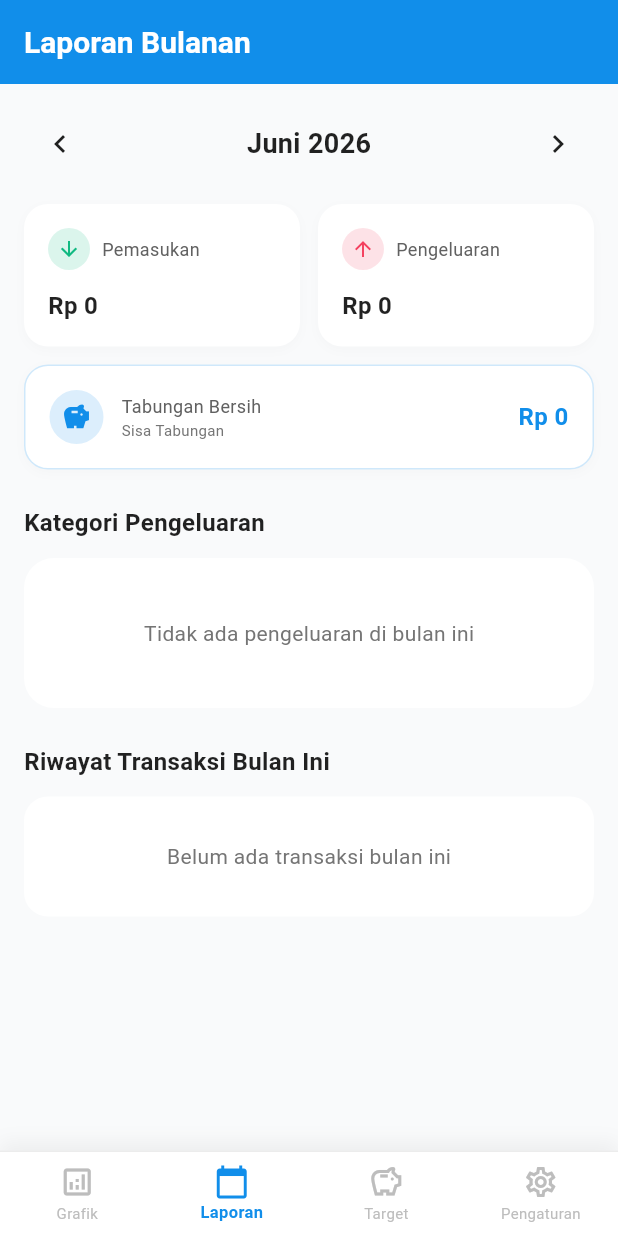
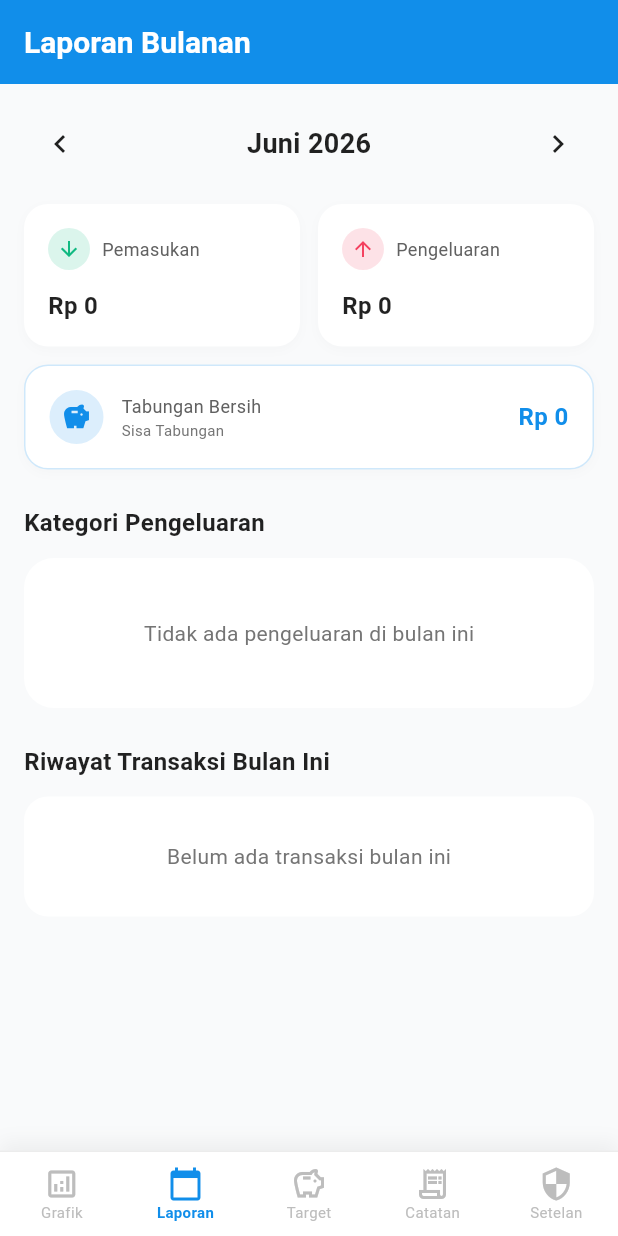
Before and after one commit to MNailul/financial_app, a Flutter app: the screen it shows after launch, item 2 of the bottom bar chosen, after a tap on the "chevron right" icon, on a phone screen of 412 x 824 dp. Run offline on Flutter 3.47's test engine with Material 3 defaults, Android fonts, the phone set to English and light mode, and no system bars; our stand-ins replace fl_chart, shared_preferences, sqflite, sqflite_common_ffi, sqflite_common_ffi_web; accounts and stored records are empty.

Commit message:
add transaction records and security settings

```diff
--- a/lib/services/database_helper.dart
+++ b/lib/services/database_helper.dart
@@ -22,16 +22,12 @@ class DatabaseHelper {
   final dbPath = await getDatabasesPath();
   final path = join(dbPath, filePath);
 
-    // Reset database to remove mock data
-    await deleteDatabase(path);
-
   final db = await openDatabase(
     path,
     version: 1,
     onCreate: _createDB,
   );
 
-    // Validate table existence
   await _checkAndRecreateTables(db);
 
   return db;
--- a/lib/views/main_navigation_hub.dart
+++ b/lib/views/main_navigation_hub.dart
@@ -3,6 +3,7 @@ import 'dashboard_page.dart';
 import 'monthly_report_page.dart';
 import 'saving_goals_page.dart';
 import 'settings_page.dart';
+import 'transaction_records_page.dart';
 import '../services/preference_service.dart';
 
 class MainNavigationHub extends StatefulWidget {
@@ -21,6 +22,8 @@ class _MainNavigationHubState extends State<MainNavigationHub> {
   final GlobalKey<DashboardPageState> _dashboardKey = GlobalKey();
   final GlobalKey<MonthlyReportPageState> _reportKey = GlobalKey();
   final GlobalKey<SavingGoalsPageState> _goalsKey = GlobalKey();
+  final GlobalKey<TransactionRecordsPageState> _recordsKey = GlobalKey();
+
   late final List<Widget> _pages;
 
   @override
@@ -31,6 +34,7 @@ class _MainNavigationHubState extends State<MainNavigationHub> {
       DashboardPage(key: _dashboardKey, onDataChanged: _syncState),
       MonthlyReportPage(key: _reportKey, onDataChanged: _syncState),
       SavingGoalsPage(key: _goalsKey, onDataChanged: _syncState),
+      TransactionRecordsPage(key: _recordsKey, onDataChanged: _syncState),
       SettingsPage(onSettingsChanged: _syncState),
     ];
   }
@@ -47,6 +51,7 @@ class _MainNavigationHubState extends State<MainNavigationHub> {
     _dashboardKey.currentState?.reload();
     _reportKey.currentState?.reload();
     _goalsKey.currentState?.reload();
+    _recordsKey.currentState?.reload();
     setState(() {});
   }
 
@@ -76,7 +81,7 @@ class _MainNavigationHubState extends State<MainNavigationHub> {
         });
         ScaffoldMessenger.of(context).showSnackBar(
           const SnackBar(
-            content: Text('PIN Salah! Silakan coba lagi.'),
+            content: Text('PIN salah. Silakan coba lagi.'),
             backgroundColor: Colors.redAccent,
             duration: Duration(seconds: 1),
           ),
@@ -114,7 +119,6 @@ class _MainNavigationHubState extends State<MainNavigationHub> {
                 style: TextStyle(color: Colors.grey[600], fontSize: 13),
               ),
               const SizedBox(height: 36),
-              // Dots representing entered pin
               Row(
                 mainAxisAlignment: MainAxisAlignment.center,
                 children: List.generate(4, (index) {
@@ -132,7 +136,6 @@ class _MainNavigationHubState extends State<MainNavigationHub> {
                 }),
               ),
               const SizedBox(height: 48),
-              // Numpad Keypad
               Expanded(
                 child: Padding(
                   padding: const EdgeInsets.symmetric(horizontal: 48.0),
@@ -147,15 +150,14 @@ class _MainNavigationHubState extends State<MainNavigationHub> {
                     itemCount: 12,
                     itemBuilder: (context, index) {
                       if (index == 9) {
-                        // Empty space or clear
                         return const SizedBox();
                       }
+
                       if (index == 10) {
-                        // Digit '0'
                         return _buildNumButton('0');
                       }
+
                       if (index == 11) {
-                        // Delete Button
                         return InkWell(
                           onTap: _handlePinDelete,
                           borderRadius: BorderRadius.circular(50),
@@ -168,7 +170,6 @@ class _MainNavigationHubState extends State<MainNavigationHub> {
                         );
                       }
 
-                      // Digits 1-9
                       final digit = (index + 1).toString();
                       return _buildNumButton(digit);
                     },
@@ -181,13 +182,12 @@ class _MainNavigationHubState extends State<MainNavigationHub> {
       );
     }
 
-    final pages = _pages;
-
     final pageTitles = [
       'Dashboard Grafik',
       'Laporan Bulanan',
       'Target Tabungan',
-      'Pengaturan & Preferensi'
+      'Catatan Transaksi',
+      'Keamanan & Setelan',
     ];
 
     return Scaffold(
@@ -212,7 +212,7 @@ class _MainNavigationHubState extends State<MainNavigationHub> {
       ),
       body: IndexedStack(
         index: _currentIndex,
-        children: pages,
+        children: _pages,
       ),
       bottomNavigationBar: Container(
         decoration: BoxDecoration(
@@ -225,8 +225,8 @@ class _MainNavigationHubState extends State<MainNavigationHub> {
               color: Colors.black.withOpacity(0.05),
               blurRadius: 10,
               offset: const Offset(0, -5),
-            )
-          ]
+            ),
+          ],
         ),
         child: BottomNavigationBar(
           currentIndex: _currentIndex,
@@ -234,16 +234,18 @@ class _MainNavigationHubState extends State<MainNavigationHub> {
             setState(() {
               _currentIndex = index;
             });
+
             if (index == 0) _dashboardKey.currentState?.reload();
             if (index == 1) _reportKey.currentState?.reload();
             if (index == 2) _goalsKey.currentState?.reload();
+            if (index == 3) _recordsKey.currentState?.reload();
           },
           backgroundColor: Colors.white,
           selectedItemColor: const Color(0xFF118EEA),
           unselectedItemColor: Colors.grey.shade400,
           type: BottomNavigationBarType.fixed,
           elevation: 0,
-          selectedLabelStyle: const TextStyle(fontWeight: FontWeight.bold, fontSize: 11),
+          selectedLabelStyle: const TextStyle(fontWeight: FontWeight.bold, fontSize: 10),
           unselectedLabelStyle: const TextStyle(fontSize: 10),
           items: const [
             BottomNavigationBarItem(
@@ -262,9 +264,14 @@ class _MainNavigationHubState extends State<MainNavigationHub> {
               label: 'Target',
             ),
             BottomNavigationBarItem(
-              icon: Icon(Icons.settings_outlined),
-              activeIcon: Icon(Icons.settings),
-              label: 'Pengaturan',
+              icon: Icon(Icons.receipt_long_outlined),
+              activeIcon: Icon(Icons.receipt_long),
+              label: 'Catatan',
+            ),
+            BottomNavigationBarItem(
+              icon: Icon(Icons.security_outlined),
+              activeIcon: Icon(Icons.security),
+              label: 'Setelan',
             ),
           ],
         ),
@@ -285,8 +292,8 @@ class _MainNavigationHubState extends State<MainNavigationHub> {
               color: Colors.black.withOpacity(0.05),
               blurRadius: 4,
               offset: const Offset(0, 2),
-            )
-          ]
+            ),
+          ],
         ),
         child: Center(
           child: Text(
--- /dev/null
+++ b/lib/views/transaction_records_page.dart
@@ -0,0 +1,433 @@
+import 'package:flutter/material.dart';
+import '../models/transaction.dart';
+import '../services/database_helper.dart';
+import '../services/preference_service.dart';
+import '../utils/formatters.dart';
+import 'transaction_form_page.dart';
+
+class TransactionRecordsPage extends StatefulWidget {
+  final VoidCallback onDataChanged;
+
+  const TransactionRecordsPage({super.key, required this.onDataChanged});
+
+  @override
+  State<TransactionRecordsPage> createState() => TransactionRecordsPageState();
+}
+
+class TransactionRecordsPageState extends State<TransactionRecordsPage> {
+  final DatabaseHelper _dbHelper = DatabaseHelper.instance;
+  final PreferenceService _prefService = PreferenceService();
+  final TextEditingController _searchController = TextEditingController();
+
+  List<TransactionModel> _transactions = [];
+  List<TransactionModel> _filteredTransactions = [];
+  bool _isLoading = true;
+  String _filterType = 'all';
+  late String _currency;
+
+  @override
+  void initState() {
+    super.initState();
+    _currency = _prefService.currencySymbol;
+    _searchController.addListener(_applyFilters);
+    _loadTransactions();
+  }
+
+  @override
+  void dispose() {
+    _searchController.dispose();
+    super.dispose();
+  }
+
+  Future<void> reload() async {
+    _currency = _prefService.currencySymbol;
+    await _loadTransactions(showLoading: false);
+  }
+
+  Future<void> _loadTransactions({bool showLoading = true}) async {
+    if (showLoading) {
+      setState(() {
+        _isLoading = true;
+      });
+    }
+
+    final transactions = await _dbHelper.getAllTransactions();
+
+    if (!mounted) return;
+
+    setState(() {
+      _transactions = transactions;
+      _isLoading = false;
+    });
+
+    _applyFilters();
+  }
+
+  void _applyFilters() {
+    final query = _searchController.text.toLowerCase();
+
+    final filtered = _transactions.where((tx) {
+      final matchType = _filterType == 'all' || tx.type == _filterType;
+      final matchSearch = tx.title.toLowerCase().contains(query) ||
+          tx.categoryName.toLowerCase().contains(query) ||
+          (tx.notes ?? '').toLowerCase().contains(query);
+
+      return matchType && matchSearch;
+    }).toList();
+
+    if (!mounted) return;
+
+    setState(() {
+      _filteredTransactions = filtered;
+    });
+  }
+
+  Future<void> _openTransactionForm([TransactionModel? transaction]) async {
+    await Navigator.push(
+      context,
+      MaterialPageRoute(
+        builder: (context) => TransactionFormPage(
+          transaction: transaction,
+          onSave: () {
+            _loadTransactions(showLoading: false);
+            widget.onDataChanged();
+          },
+        ),
+      ),
+    );
+
+    await _loadTransactions(showLoading: false);
+    widget.onDataChanged();
+  }
+
+  Future<void> _deleteTransaction(TransactionModel transaction) async {
+    final confirm = await showDialog<bool>(
+      context: context,
+      builder: (dialogCtx) => AlertDialog(
+        backgroundColor: Colors.white,
+        title: const Text('Hapus Transaksi'),
+        content: Text('Yakin ingin menghapus "${transaction.title}"?'),
+        actions: [
+          TextButton(
+            onPressed: () => Navigator.pop(dialogCtx, false),
+            child: Text('Batal', style: TextStyle(color: Colors.grey[700])),
+          ),
+          ElevatedButton(
+            style: ElevatedButton.styleFrom(backgroundColor: Colors.redAccent),
+            onPressed: () => Navigator.pop(dialogCtx, true),
+            child: const Text('Hapus', style: TextStyle(color: Colors.white)),
+          ),
+        ],
+      ),
+    );
+
+    if (confirm != true || transaction.id == null) return;
+
+    await _dbHelper.deleteTransaction(transaction.id!);
+    await _loadTransactions(showLoading: false);
+    widget.onDataChanged();
+
+    if (!mounted) return;
+
+    ScaffoldMessenger.of(context).showSnackBar(
+      const SnackBar(content: Text('Catatan transaksi berhasil dihapus')),
+    );
+  }
+
+  double get _totalIncome {
+    return _filteredTransactions
+        .where((tx) => tx.type == 'income')
+        .fold(0.0, (total, tx) => total + tx.amount);
+  }
+
+  double get _totalExpense {
+    return _filteredTransactions
+        .where((tx) => tx.type == 'expense')
+        .fold(0.0, (total, tx) => total + tx.amount);
+  }
+
+  @override
+  Widget build(BuildContext context) {
+    const primaryBlue = Color(0xFF118EEA);
+
+    return Scaffold(
+      backgroundColor: Theme.of(context).scaffoldBackgroundColor,
+      floatingActionButton: FloatingActionButton(
+        backgroundColor: primaryBlue,
+        foregroundColor: Colors.white,
+        onPressed: () => _openTransactionForm(),
+        child: const Icon(Icons.add),
+      ),
+      body: _isLoading
+          ? const Center(child: CircularProgressIndicator(color: primaryBlue))
+          : RefreshIndicator(
+              color: primaryBlue,
+              onRefresh: _loadTransactions,
+              child: ListView(
+                padding: const EdgeInsets.all(16),
+                children: [
+                  const SizedBox(height: 12),
+                  _buildSummaryHeader(),
+                  const SizedBox(height: 16),
+                  _buildSearchBox(),
+                  const SizedBox(height: 12),
+                  _buildFilterChips(),
+                  const SizedBox(height: 16),
+                  if (_filteredTransactions.isEmpty)
+                    _buildEmptyState()
+                  else
+                    ..._filteredTransactions.map(_buildTransactionCard),
+                  const SizedBox(height: 80),
+                ],
+              ),
+            ),
+    );
+  }
+
+  Widget _buildSummaryHeader() {
+    return Container(
+      padding: const EdgeInsets.all(20),
+      decoration: BoxDecoration(
+        gradient: const LinearGradient(
+          colors: [Color(0xFF118EEA), Color(0xFF0056A6)],
+          begin: Alignment.topLeft,
+          end: Alignment.bottomRight,
+        ),
+        borderRadius: BorderRadius.circular(20),
+        boxShadow: [
+          BoxShadow(
+            color: const Color(0xFF118EEA).withOpacity(0.25),
+            blurRadius: 12,
+            offset: const Offset(0, 6),
+          ),
+        ],
+      ),
+      child: Column(
+        crossAxisAlignment: CrossAxisAlignment.start,
+        children: [
+          const Text(
+            'Catatan Transaksi',
+            style: TextStyle(color: Colors.white, fontSize: 20, fontWeight: FontWeight.bold),
+          ),
+          const SizedBox(height: 6),
+          Text(
+            '${_filteredTransactions.length} transaksi tercatat',
+            style: TextStyle(color: Colors.white.withOpacity(0.85), fontSize: 13),
+          ),
+          const SizedBox(height: 18),
+          Row(
+            children: [
+              Expanded(
+                child: _buildSummaryItem(
+                  label: 'Pemasukan',
+                  value: Formatters.formatCurrency(_totalIncome, _currency),
+                  icon: Icons.arrow_downward_rounded,
+                ),
+              ),
+              const SizedBox(width: 12),
+              Expanded(
+                child: _buildSummaryItem(
+                  label: 'Pengeluaran',
+                  value: Formatters.formatCurrency(_totalExpense, _currency),
+                  icon: Icons.arrow_upward_rounded,
+                ),
+              ),
+            ],
+          ),
+        ],
+      ),
+    );
+  }
+
+  Widget _buildSummaryItem({
+    required String label,
+    required String value,
+    required IconData icon,
+  }) {
+    return Container(
+      padding: const EdgeInsets.all(12),
+      decoration: BoxDecoration(
+        color: Colors.white.withOpacity(0.14),
+        borderRadius: BorderRadius.circular(14),
+      ),
+      child: Row(
+        children: [
+          Icon(icon, color: Colors.white, size: 18),
+          const SizedBox(width: 8),
+          Expanded(
+            child: Column(
+              crossAxisAlignment: CrossAxisAlignment.start,
+              children: [
+                Text(label, style: TextStyle(color: Colors.white.withOpacity(0.75), fontSize: 11)),
+                const SizedBox(height: 2),
+                Text(
+                  value,
+                  maxLines: 1,
+                  overflow: TextOverflow.ellipsis,
+                  style: const TextStyle(color: Colors.white, fontWeight: FontWeight.bold, fontSize: 12),
+                ),
+              ],
+            ),
+          ),
+        ],
+      ),
+    );
+  }
+
+  Widget _buildSearchBox() {
+    return TextField(
+      controller: _searchController,
+      decoration: InputDecoration(
+        hintText: 'Cari judul, kategori, atau catatan...',
+        prefixIcon: const Icon(Icons.search),
+        filled: true,
+        fillColor: Colors.white,
+        contentPadding: const EdgeInsets.symmetric(horizontal: 16, vertical: 14),
+        border: OutlineInputBorder(
+          borderRadius: BorderRadius.circular(14),
+          borderSide: BorderSide.none,
+        ),
+      ),
+    );
+  }
+
+  Widget _buildFilterChips() {
+    return Row(
+      children: [
+        _buildFilterChip('Semua', 'all'),
+        const SizedBox(width: 8),
+        _buildFilterChip('Pemasukan', 'income'),
+        const SizedBox(width: 8),
+        _buildFilterChip('Pengeluaran', 'expense'),
+      ],
+    );
+  }
+
+  Widget _buildFilterChip(String label, String value) {
+    final selected = _filterType == value;
+
+    return ChoiceChip(
+      label: Text(label),
+      selected: selected,
+      selectedColor: const Color(0xFF118EEA),
+      labelStyle: TextStyle(
+        color: selected ? Colors.white : Colors.black87,
+        fontWeight: FontWeight.bold,
+        fontSize: 12,
+      ),
+      onSelected: (_) {
+        setState(() {
+          _filterType = value;
+        });
+        _applyFilters();
+      },
+    );
+  }
+
+  Widget _buildTransactionCard(TransactionModel tx) {
+    final isIncome = tx.type == 'income';
+    final typeColor = isIncome ? const Color(0xFF00C853) : const Color(0xFFF43F5E);
+    final categoryColor = Color(tx.categoryColorValue);
+
+    return Container(
+      margin: const EdgeInsets.only(bottom: 12),
+      padding: const EdgeInsets.all(14),
+      decoration: BoxDecoration(
+        color: Colors.white,
+        borderRadius: BorderRadius.circular(16),
+        boxShadow: [
+          BoxShadow(
+            color: Colors.black.withOpacity(0.03),
+            blurRadius: 8,
+            offset: const Offset(0, 3),
+          ),
+        ],
+      ),
+      child: InkWell(
+        borderRadius: BorderRadius.circular(16),
+        onTap: () => _openTransactionForm(tx),
+        child: Row(
+          crossAxisAlignment: CrossAxisAlignment.start,
+          children: [
+            CircleAvatar(
+              backgroundColor: categoryColor.withOpacity(0.12),
+              child: Icon(
+                IconData(tx.categoryIconCode, fontFamily: 'MaterialIcons'),
+                color: categoryColor,
+                size: 22,
+              ),
+            ),
+            const SizedBox(width: 12),
+            Expanded(
+              child: Column(
+                crossAxisAlignment: CrossAxisAlignment.start,
+                children: [
+                  Text(
+                    tx.title,
+                    maxLines: 1,
+                    overflow: TextOverflow.ellipsis,
+                    style: const TextStyle(fontWeight: FontWeight.bold, color: Colors.black87),
+                  ),
+                  const SizedBox(height: 4),
+                  Text(
+                    '${tx.categoryName} - ${Formatters.formatDate(tx.date)}',
+                    style: TextStyle(color: Colors.grey[600], fontSize: 12),
+                  ),
+                  if ((tx.notes ?? '').isNotEmpty) ...[
+                    const SizedBox(height: 8),
+                    Text(
+                      tx.notes!,
+                      maxLines: 2,
+                      overflow: TextOverflow.ellipsis,
+                      style: TextStyle(color: Colors.grey[700], fontSize: 12),
+                    ),
+                  ],
+                ],
+              ),
+            ),
+            const SizedBox(width: 8),
+            Column(
+              crossAxisAlignment: CrossAxisAlignment.end,
+              children: [
+                Text(
+                  '${isIncome ? '+' : '-'} ${Formatters.formatCurrency(tx.amount, _currency)}',
+                  style: TextStyle(color: typeColor, fontWeight: FontWeight.bold, fontSize: 12),
+                ),
+                IconButton(
+                  icon: const Icon(Icons.delete_outline, color: Colors.redAccent, size: 20),
+                  onPressed: () => _deleteTransaction(tx),
+                ),
+              ],
+            ),
+          ],
+        ),
+      ),
+    );
+  }
+
+  Widget _buildEmptyState() {
+    return Container(
+      padding: const EdgeInsets.symmetric(vertical: 48, horizontal: 20),
+      decoration: BoxDecoration(
+        color: Colors.white,
+        borderRadius: BorderRadius.circular(18),
+      ),
+      child: Column(
+        children: [
+          Icon(Icons.receipt_long_outlined, color: Colors.grey[400], size: 56),
+          const SizedBox(height: 12),
+          const Text(
+            'Belum ada catatan transaksi',
+            style: TextStyle(color: Colors.black87, fontWeight: FontWeight.bold),
+          ),
+          const SizedBox(height: 6),
+          Text(
+            'Tambahkan pemasukan atau pengeluaran lewat tombol plus.',
+            textAlign: TextAlign.center,
+            style: TextStyle(color: Colors.grey[600], fontSize: 12),
+          ),
+        ],
+      ),
+    );
+  }
+}
```
Lines whose indentation alone changed are shown as unchanged.
